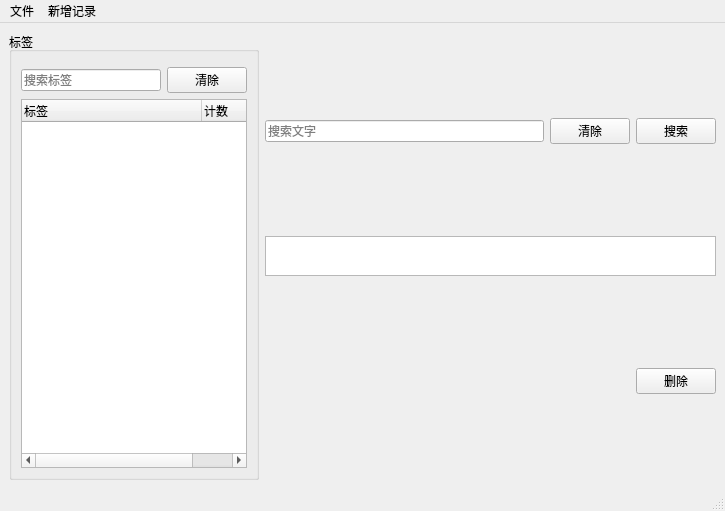
The window that labeled_files/main.ui (liyihc/labeled-files) describes before a commit, drawn with Qt 5.
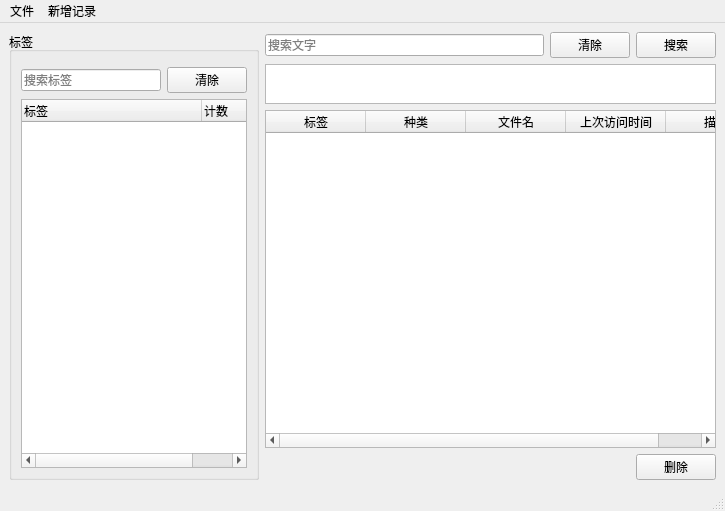
The same window after the commit.

Commit message: move table to main

Patch:
```diff
--- a/labeled_files/main.ui
+++ b/labeled_files/main.ui
@@ -138,7 +138,48 @@
          </widget>
         </item>
         <item>
-         <layout class="QVBoxLayout" name="fileVerticalLayout"/>
+         <widget class="QTableWidget" name="filesTableWidget">
+          <property name="acceptDrops">
+           <bool>true</bool>
+          </property>
+          <property name="editTriggers">
+           <set>QAbstractItemView::NoEditTriggers</set>
+          </property>
+          <property name="horizontalScrollMode">
+           <enum>QAbstractItemView::ScrollPerPixel</enum>
+          </property>
+          <attribute name="horizontalHeaderStretchLastSection">
+           <bool>true</bool>
+          </attribute>
+          <attribute name="verticalHeaderVisible">
+           <bool>false</bool>
+          </attribute>
+          <column>
+           <property name="text">
+            <string>标签</string>
+           </property>
+          </column>
+          <column>
+           <property name="text">
+            <string>种类</string>
+           </property>
+          </column>
+          <column>
+           <property name="text">
+            <string>文件名</string>
+           </property>
+          </column>
+          <column>
+           <property name="text">
+            <string>上次访问时间</string>
+           </property>
+          </column>
+          <column>
+           <property name="text">
+            <string>描述</string>
+           </property>
+          </column>
+         </widget>
         </item>
         <item>
          <layout class="QHBoxLayout" name="horizontalLayout_3">
```
The commit also changes 3 other files.
